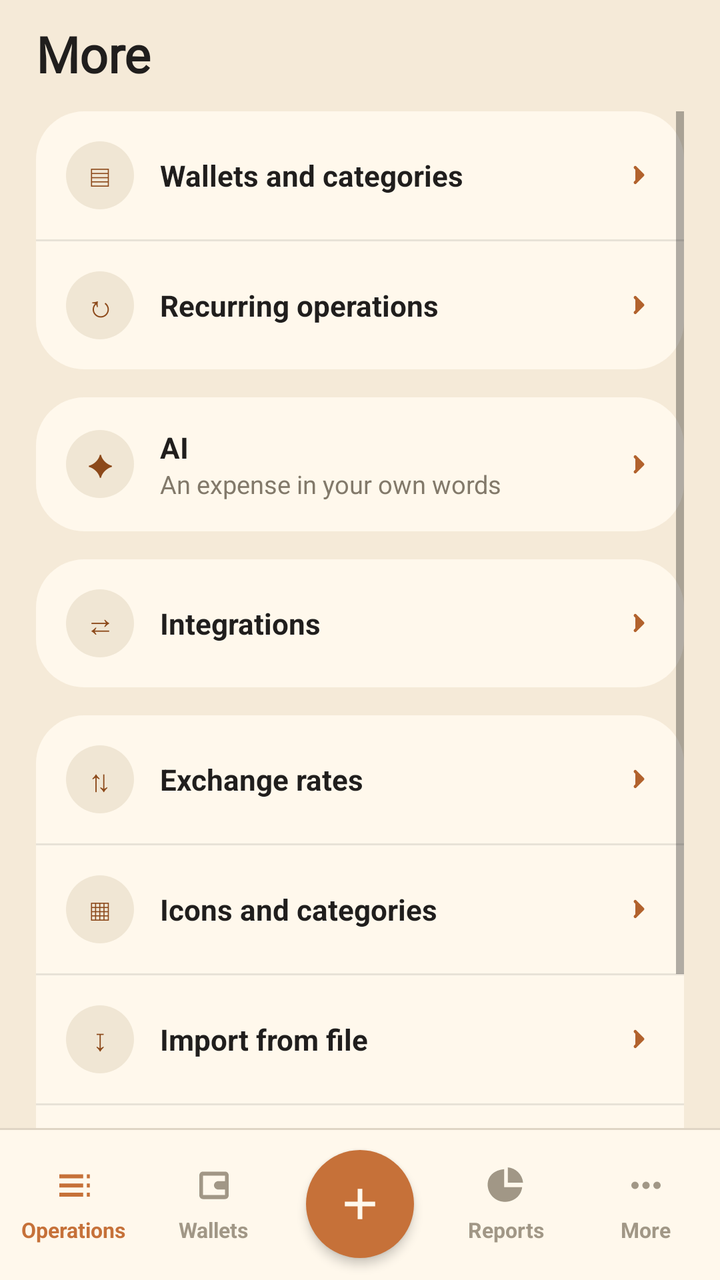
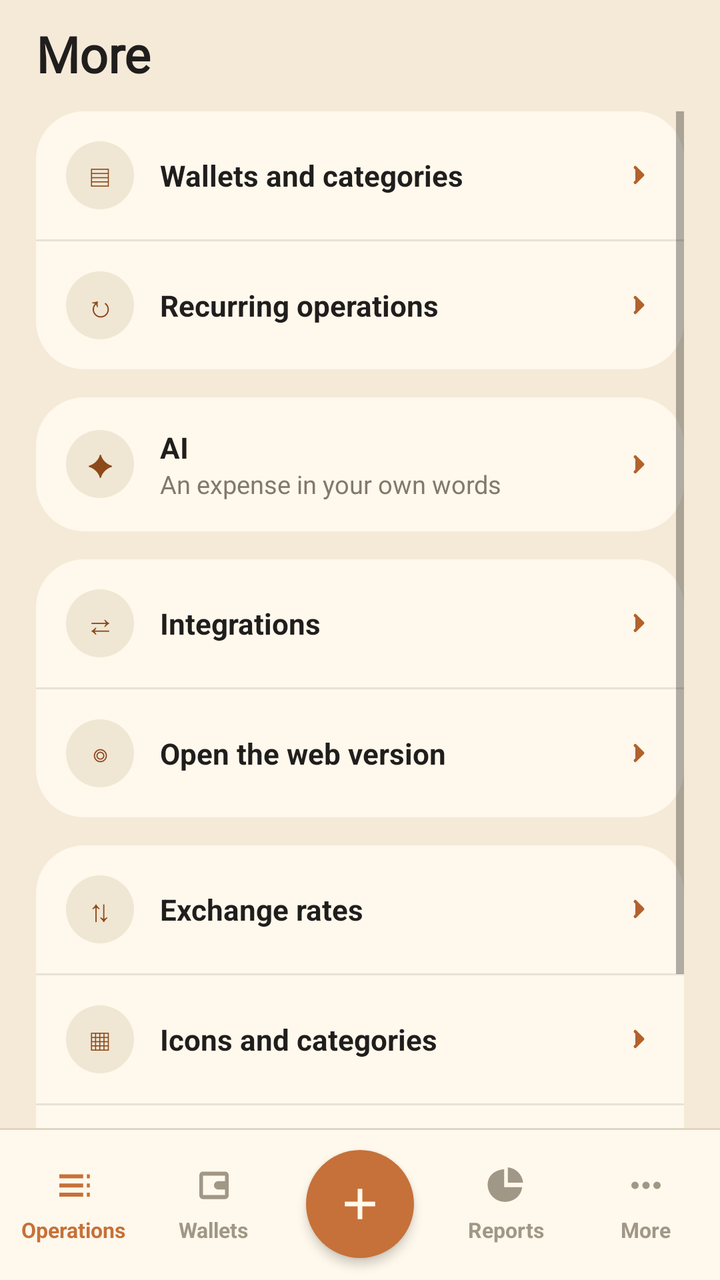

Compare the two renders of this Android layout. The source of the first and the diff that turns it into the second are given below.
<!-- AndroidManifest.xml: activity theme AppTheme.NoActionBar -->
<!-- res/layout/activity_more.xml -->
<?xml version="1.0" encoding="utf-8"?>
<RelativeLayout xmlns:android="http://schemas.android.com/apk/res/android"
    android:layout_width="match_parent"
    android:layout_height="match_parent"
    android:background="@color/colorBackground">

    <TextView
        android:id="@+id/title"
        android:layout_width="match_parent"
        android:layout_height="wrap_content"
        android:paddingLeft="18dp"
        android:paddingRight="18dp"
        android:paddingTop="10dp"
        android:paddingBottom="12dp"
        android:text="@string/activity_more_title_text"
        android:textSize="25sp"
        android:textStyle="bold"
        android:fontFamily="@font/caprasimo"
        android:textColor="@color/colorTextPrimary"/>

    <ScrollView
        android:layout_width="match_parent"
        android:layout_height="wrap_content"
        android:layout_below="@id/title"
        android:layout_above="@id/bottomNav"
        android:paddingLeft="18dp"
        android:paddingRight="18dp">

        <LinearLayout
            android:layout_width="match_parent"
            android:layout_height="wrap_content"
            android:orientation="vertical"
            android:paddingBottom="24dp">

            <LinearLayout
                android:id="@+id/rowAccountsCard"
                android:layout_width="match_parent"
                android:layout_height="wrap_content"
                android:orientation="vertical"
                android:background="@drawable/bg_card"
                android:layout_marginBottom="14dp">

                <LinearLayout android:id="@+id/rowAccounts" style="@style/MoreRow" android:onClick="onMoreAccounts">
                    <TextView style="@style/MoreRowGlyph" android:text="▤"/>
                    <TextView style="@style/MoreRowLabel" android:text="@string/activity_more_text_1"/>
                    <ImageView style="@style/MoreRowChevron"/>
                </LinearLayout>
                <View style="@style/MoreRowDivider"/>

                <LinearLayout android:id="@+id/rowRecurring" style="@style/MoreRow" android:onClick="onMoreRecurring">
                    <TextView style="@style/MoreRowGlyph" android:text="↻"/>
                    <TextView style="@style/MoreRowLabel" android:text="@string/activity_more_text_2"/>
                    <ImageView style="@style/MoreRowChevron"/>
                </LinearLayout>
            </LinearLayout>

            
            <LinearLayout
                android:id="@+id/rowAiCard"
                android:layout_width="match_parent"
                android:layout_height="wrap_content"
                android:orientation="vertical"
                android:background="@drawable/bg_card"
                android:layout_marginBottom="14dp">

                <LinearLayout android:id="@+id/rowAi" style="@style/MoreRow" android:onClick="onMoreAi">
                    <TextView style="@style/MoreRowGlyph" android:text="✦"/>
                    <LinearLayout
                        android:layout_width="0dp"
                        android:layout_height="wrap_content"
                        android:layout_weight="1"
                        android:orientation="vertical">
                        <TextView
                            style="@style/MoreRowLabel"
                            android:layout_width="match_parent"
                            android:layout_weight="0"
                            android:text="@string/activity_more_text_3"/>
                        <TextView
                            android:id="@+id/rowAiHint"
                            android:layout_width="match_parent"
                            android:layout_height="wrap_content"
                            android:paddingStart="13dp"
                            android:textSize="12.5sp"
                            android:textColor="@color/colorTextSecondary"
                            android:text="@string/activity_more_row_ai_hint_text"/>
                    </LinearLayout>
                    <ImageView style="@style/MoreRowChevron"/>
                </LinearLayout>
            </LinearLayout>

            
            <LinearLayout
                android:id="@+id/rowIntegrationsCard"
                android:layout_width="match_parent"
                android:layout_height="wrap_content"
                android:orientation="vertical"
                android:background="@drawable/bg_card"
                android:layout_marginBottom="14dp">

                <LinearLayout android:id="@+id/rowIntegrations" style="@style/MoreRow" android:onClick="onMoreIntegrations">
                    <TextView style="@style/MoreRowGlyph" android:text="⇄"/>
                    <TextView style="@style/MoreRowLabel" android:text="@string/activity_more_text_4"/>
                    <ImageView style="@style/MoreRowChevron"/>
                </LinearLayout>
            </LinearLayout>

            <LinearLayout
                android:id="@+id/moreList"
                android:layout_width="match_parent"
                android:layout_height="wrap_content"
                android:orientation="vertical"
                android:background="@drawable/bg_card"
                android:layout_marginBottom="14dp">

                
                <LinearLayout android:id="@+id/rowRates" style="@style/MoreRow" android:onClick="onMoreRates">
                    <TextView style="@style/MoreRowGlyph" android:text="⇅"/>
                    <TextView style="@style/MoreRowLabel" android:text="@string/activity_more_text_5"/>
                    <ImageView style="@style/MoreRowChevron"/>
                </LinearLayout>
                <View style="@style/MoreRowDivider"/>

                <LinearLayout android:id="@+id/rowIcons" style="@style/MoreRow" android:onClick="onMoreIcons">
                    <TextView style="@style/MoreRowGlyph" android:text="▦"/>
                    <TextView style="@style/MoreRowLabel" android:text="@string/activity_more_text_6"/>
                    <ImageView style="@style/MoreRowChevron"/>
                </LinearLayout>
                <View style="@style/MoreRowDivider"/>

                <LinearLayout android:id="@+id/rowImport" style="@style/MoreRow" android:onClick="onMoreImport">
                    <TextView style="@style/MoreRowGlyph" android:text="↧"/>
                    <TextView style="@style/MoreRowLabel" android:text="@string/activity_more_text_7"/>
                    <ImageView style="@style/MoreRowChevron"/>
                </LinearLayout>
                <View style="@style/MoreRowDivider"/>

                <LinearLayout android:id="@+id/rowSettings" style="@style/MoreRow" android:onClick="onMoreSettings">
                    <TextView style="@style/MoreRowGlyph" android:text="⛭"/>
                    <TextView style="@style/MoreRowLabel" android:text="@string/activity_more_text_8"/>
                    <ImageView style="@style/MoreRowChevron"/>
                </LinearLayout>
            </LinearLayout>
        </LinearLayout>
    </ScrollView>

    <include android:id="@+id/bottomNav" layout="@layout/view_bottom_nav"/>
</RelativeLayout>
<!-- res/layout/view_bottom_nav.xml (included above) -->
<?xml version="1.0" encoding="utf-8"?>
<FrameLayout xmlns:android="http://schemas.android.com/apk/res/android"
    android:id="@+id/bottomNav"
    android:layout_width="match_parent"
    android:layout_height="76dp"
    android:layout_alignParentBottom="true"
    android:layout_gravity="bottom"
    android:background="@drawable/bg_bottom_nav"
    android:elevation="8dp">

    <LinearLayout
        android:layout_width="match_parent"
        android:layout_height="match_parent"
        android:orientation="horizontal"
        android:paddingLeft="2dp"
        android:paddingRight="2dp">

        <LinearLayout
            android:id="@+id/navOps"
            android:layout_width="0dp"
            android:layout_height="match_parent"
            android:layout_weight="1"
            android:background="@drawable/bg_nav_tab"
            android:clickable="true"
            android:focusable="true"
            android:gravity="center"
            android:orientation="vertical"
            android:onClick="navOperations">

            <ImageView
                android:layout_width="22dp"
                android:layout_height="22dp"
                android:src="@drawable/ic_nav_ops"
                android:tint="@color/colorPrimary"/>

            <TextView
                android:layout_width="wrap_content"
                android:layout_height="wrap_content"
                android:layout_marginTop="4dp"
                android:text="@string/view_bottom_nav_text_1"
                android:textSize="10.5sp"
                android:textStyle="bold"
                android:textColor="@color/colorPrimary"/>
        </LinearLayout>

        <LinearLayout
            android:id="@+id/navWallets"
            android:layout_width="0dp"
            android:layout_height="match_parent"
            android:layout_weight="1"
            android:background="@drawable/bg_nav_tab"
            android:clickable="true"
            android:focusable="true"
            android:gravity="center"
            android:orientation="vertical"
            android:onClick="navWallets">

            <ImageView
                android:layout_width="22dp"
                android:layout_height="22dp"
                android:src="@drawable/ic_nav_wallets"
                android:tint="@color/colorTextHint"/>

            <TextView
                android:layout_width="wrap_content"
                android:layout_height="wrap_content"
                android:layout_marginTop="4dp"
                android:text="@string/view_bottom_nav_text_2"
                android:textSize="10.5sp"
                android:textStyle="bold"
                android:textColor="@color/colorTextHint"/>
        </LinearLayout>

        
        <View
            android:layout_width="76dp"
            android:layout_height="match_parent"/>

        <LinearLayout
            android:id="@+id/navReport"
            android:layout_width="0dp"
            android:layout_height="match_parent"
            android:layout_weight="1"
            android:background="@drawable/bg_nav_tab"
            android:clickable="true"
            android:focusable="true"
            android:gravity="center"
            android:orientation="vertical"
            android:onClick="navReport">

            <ImageView
                android:layout_width="22dp"
                android:layout_height="22dp"
                android:src="@drawable/ic_nav_report"
                android:tint="@color/colorTextHint"/>

            <TextView
                android:layout_width="wrap_content"
                android:layout_height="wrap_content"
                android:layout_marginTop="4dp"
                android:text="@string/view_bottom_nav_text_3"
                android:textSize="10.5sp"
                android:textStyle="bold"
                android:textColor="@color/colorTextHint"/>
        </LinearLayout>

        <LinearLayout
            android:id="@+id/navMore"
            android:layout_width="0dp"
            android:layout_height="match_parent"
            android:layout_weight="1"
            android:background="@drawable/bg_nav_tab"
            android:clickable="true"
            android:focusable="true"
            android:gravity="center"
            android:orientation="vertical"
            android:onClick="navMore">

            <ImageView
                android:layout_width="22dp"
                android:layout_height="22dp"
                android:src="@drawable/ic_nav_more"
                android:tint="@color/colorTextHint"/>

            <TextView
                android:layout_width="wrap_content"
                android:layout_height="wrap_content"
                android:layout_marginTop="4dp"
                android:text="@string/view_bottom_nav_text_4"
                android:textSize="10.5sp"
                android:textStyle="bold"
                android:textColor="@color/colorTextHint"/>
        </LinearLayout>

    </LinearLayout>

    
    <ImageButton
        android:id="@+id/btnAddTran"
        android:layout_width="54dp"
        android:layout_height="54dp"
        android:layout_gravity="center_horizontal|bottom"
        android:layout_marginBottom="11dp"
        android:background="@drawable/bg_nav_add"
        android:contentDescription="@string/view_bottom_nav_btn_add_tran_content_description"
        android:elevation="3dp"
        android:padding="14dp"
        android:scaleType="fitCenter"
        android:src="@drawable/ic_nav_add"
        android:tint="@color/colorSurface"
        android:onClick="btnOperationAdd"/>

</FrameLayout>
<!-- resources referenced by this layout -->
<resources>
  <color name="colorBackground">#F5EAD8</color>
  <color name="colorPrimary">#C67139</color>
  <color name="colorSurface">#FFF8EC</color>
  <color name="colorTextHint">#A19786</color>
  <color name="colorTextPrimary">#201E1D</color>
  <color name="colorTextSecondary">#82796A</color>
  <!-- drawable bg_card (drawable) -->
  <?xml version="1.0" encoding="utf-8"?>
  <shape xmlns:android="http://schemas.android.com/apk/res/android">
      <solid android:color="@color/colorSurface"/>
      <corners android:radius="24dp"/>
  </shape>
  <!-- drawable bg_nav_add (drawable) -->
  <?xml version="1.0" encoding="utf-8"?>
  <ripple xmlns:android="http://schemas.android.com/apk/res/android"
      android:color="@color/colorPrimaryDark">
      <item>
          <shape android:shape="oval">
              <solid android:color="@color/colorPrimary"/>
          </shape>
      </item>
  </ripple>
  <!-- drawable bg_nav_tab (drawable) -->
  <?xml version="1.0" encoding="utf-8"?>
  <ripple xmlns:android="http://schemas.android.com/apk/res/android"
      android:color="@color/colorSurfaceAlt">
      <item android:drawable="@android:color/transparent"/>
  </ripple>
  <!-- drawable ic_nav_add (drawable) -->
  <?xml version="1.0" encoding="utf-8"?>
  <vector xmlns:android="http://schemas.android.com/apk/res/android"
      android:width="24dp"
      android:height="24dp"
      android:viewportWidth="24"
      android:viewportHeight="24">
      <path
          android:fillColor="#FFFFFF"
          android:pathData="M10.9,5h2.2v5.9H19v2.2h-5.9V19h-2.2v-5.9H5v-2.2h5.9z"/>
  </vector>
  <string name="activity_more_row_ai_hint_text">An expense in your own words</string>
  <string name="activity_more_text_1">Wallets and categories</string>
  <string name="activity_more_text_2">Recurring operations</string>
  <string name="activity_more_text_3">AI</string>
  <string name="activity_more_text_4">Integrations</string>
  <string name="activity_more_text_5">Exchange rates</string>
  <string name="activity_more_text_6">Icons and categories</string>
  <string name="activity_more_text_7">Import from file</string>
  <string name="activity_more_text_8">Settings</string>
  <string name="activity_more_title_text">More</string>
  <string name="view_bottom_nav_btn_add_tran_content_description">Add operation</string>
  <string name="view_bottom_nav_text_1">Operations</string>
  <string name="view_bottom_nav_text_2">Wallets</string>
  <string name="view_bottom_nav_text_3">Reports</string>
  <string name="view_bottom_nav_text_4">More</string>
  <style name="MoreRowChevron">
          <item name="android:layout_width">15dp</item>
          <item name="android:layout_height">15dp</item>
          <item name="android:src">@drawable/ic_chevron_right</item>
      </style>
  <style name="MoreRowDivider">
          <item name="android:layout_width">match_parent</item>
          <item name="android:layout_height">1dp</item>
          <item name="android:background">@color/colorDivider</item>
      </style>
  <style name="MoreRowGlyph">
          <item name="android:layout_width">34dp</item>
          <item name="android:layout_height">34dp</item>
          <item name="android:background">@drawable/bg_icon_circle</item>
          <item name="android:gravity">center</item>
          <item name="android:textSize">15sp</item>
          <item name="android:textColor">@color/colorexpanse</item>
      </style>
  <style name="AppTheme.NoActionBar">
          <item name="windowActionBar">false</item>
          <item name="windowNoTitle">true</item>
      </style>
  <color name="colorDivider">#1A201E1D</color>
  <color name="colorPrimaryDark">#B2622D</color>
  <color name="colorSurfaceAlt">#EBDDC5</color>
  <!-- drawable bg_icon_circle (drawable) -->
  <?xml version="1.0" encoding="utf-8"?>
  <shape xmlns:android="http://schemas.android.com/apk/res/android"
      android:shape="oval">
      <solid android:color="@color/colorIconCircle"/>
  </shape>
  <color name="colorexpanse">#8C491A</color>
  <color name="colorIconCircle">#F0E6D4</color>
  <!-- unchanged entries left out for length: 8 -->
</resources>

<!-- the commit's change to res/layout/activity_more.xml (unified diff, before → after) -->
@@ -102,6 +102,14 @@
                     <TextView style="@style/MoreRowLabel" android:text="@string/activity_more_text_4"/>
                     <ImageView style="@style/MoreRowChevron"/>
                 </LinearLayout>
+                <View style="@style/MoreRowDivider"/>
+
+                
+                <LinearLayout android:id="@+id/rowOpenWeb" style="@style/MoreRow" android:onClick="onMoreOpenWeb">
+                    <TextView style="@style/MoreRowGlyph" android:text="◎"/>
+                    <TextView style="@style/MoreRowLabel" android:text="@string/activity_integrations_text_5"/>
+                    <ImageView style="@style/MoreRowChevron"/>
+                </LinearLayout>
             </LinearLayout>
 
             <LinearLayout
@@ -123,13 +131,6 @@
                 <LinearLayout android:id="@+id/rowIcons" style="@style/MoreRow" android:onClick="onMoreIcons">
                     <TextView style="@style/MoreRowGlyph" android:text="▦"/>
                     <TextView style="@style/MoreRowLabel" android:text="@string/activity_more_text_6"/>
-                    <ImageView style="@style/MoreRowChevron"/>
-                </LinearLayout>
-                <View style="@style/MoreRowDivider"/>
-
-                <LinearLayout android:id="@+id/rowImport" style="@style/MoreRow" android:onClick="onMoreImport">
-                    <TextView style="@style/MoreRowGlyph" android:text="↧"/>
-                    <TextView style="@style/MoreRowLabel" android:text="@string/activity_more_text_7"/>
                     <ImageView style="@style/MoreRowChevron"/>
                 </LinearLayout>
                 <View style="@style/MoreRowDivider"/>
<!-- resource entries referenced after the edit -->
@@ -39,6 +39,7 @@
           android:fillColor="#FFFFFF"
           android:pathData="M10.9,5h2.2v5.9H19v2.2h-5.9V19h-2.2v-5.9H5v-2.2h5.9z"/>
   </vector>
+  <string name="activity_integrations_text_5">Open the web version</string>
   <string name="activity_more_row_ai_hint_text">An expense in your own words</string>
   <string name="activity_more_text_1">Wallets and categories</string>
   <string name="activity_more_text_2">Recurring operations</string>
@@ -46,7 +47,6 @@
   <string name="activity_more_text_4">Integrations</string>
   <string name="activity_more_text_5">Exchange rates</string>
   <string name="activity_more_text_6">Icons and categories</string>
-  <string name="activity_more_text_7">Import from file</string>
   <string name="activity_more_text_8">Settings</string>
   <string name="activity_more_title_text">More</string>
   <string name="view_bottom_nav_btn_add_tran_content_description">Add operation</string>
